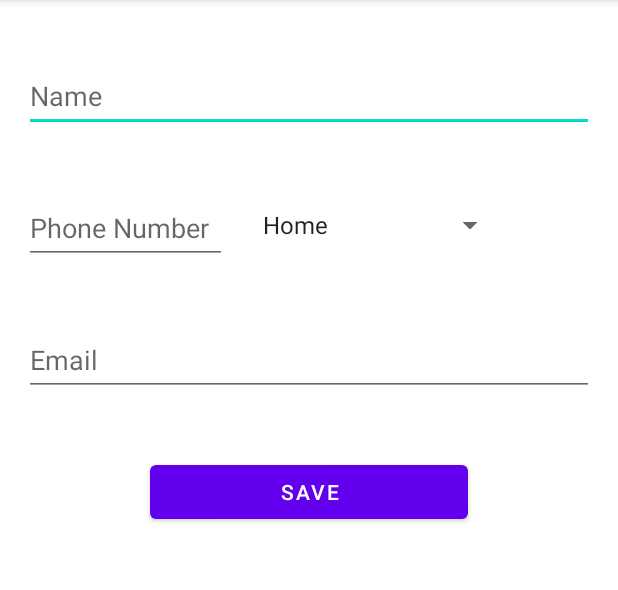
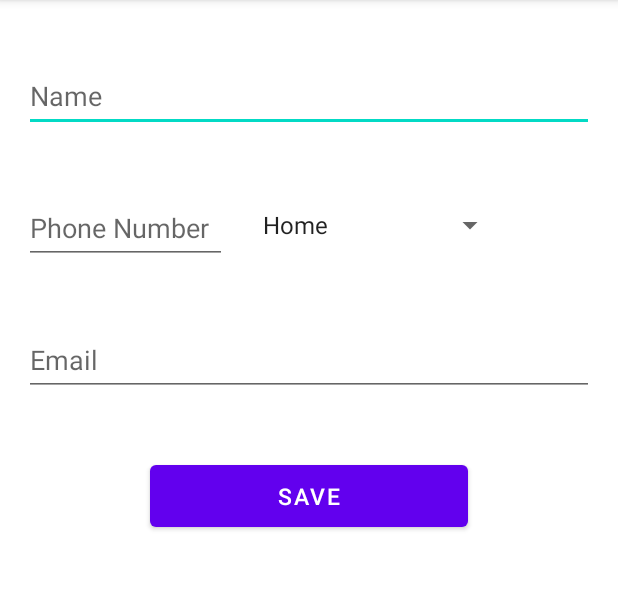
Before and after one commit to sanjimsb/ContactListApp, an Android app: the screen it shows after launch (AddContact), after a tap on an icon or button, on a phone screen of 412 x 824 dp, the part 84-674 px from its top. Run offline under Robolectric (Android 15) with nearby library versions, the phone set to English and light mode, and no system bars; libraries missing offline, so code that uses them is left out: com.github.ivbaranov.mli.

Commit message:
Added comments and moved inline style to style.xml

```diff
--- a/app/src/main/java/com/example/contactlist/AddContact.java
+++ b/app/src/main/java/com/example/contactlist/AddContact.java
@@ -85,13 +85,11 @@ public class AddContact extends AppCompatActivity  implements View.OnClickListen
 
     }
 
+    // on click listner when the save button is clicked
     public void onClick(View view) {
         String getName = String.valueOf(nameTxt.getText());
         String getEmail =  String.valueOf(email.getText());
         String getContactType =  contactTypesSpinner.getSelectedItem().toString();
-        System.out.println("$$$$$$$$$$$$$$");
-        System.out.println(getContactType);
-        System.out.println("$$$$$$$$$$$$$$");
         switch(view.getId()) {
             case R.id.button:
                 isFieldValid = formValidation();
@@ -111,6 +109,7 @@ public class AddContact extends AppCompatActivity  implements View.OnClickListen
         }
     }
 
+    // validates the form
     private boolean formValidation() {
         if(nameTxt.length() == 0) {
             nameTxt.setError("This field is required");
@@ -136,6 +135,7 @@ public class AddContact extends AppCompatActivity  implements View.OnClickListen
         return true;
     }
 
+    //creates the instance of Intent and sends to MainActivity
     private void setAdapter() {
         Intent intent = new Intent(AddContact.this, MainActivity.class);
         intent.setFlags(Intent.FLAG_ACTIVITY_CLEAR_TOP);
--- a/app/src/main/java/com/example/contactlist/MainActivity.java
+++ b/app/src/main/java/com/example/contactlist/MainActivity.java
@@ -2,6 +2,7 @@ package com.example.contactlist;
 
 import androidx.annotation.NonNull;
 import androidx.appcompat.app.AppCompatActivity;
+import androidx.core.content.ContextCompat;
 import androidx.recyclerview.widget.DefaultItemAnimator;
 import androidx.recyclerview.widget.ItemTouchHelper;
 import androidx.recyclerview.widget.LinearLayoutManager;
@@ -11,12 +12,14 @@ import android.annotation.SuppressLint;
 import android.content.Context;
 import android.content.Intent;
 import android.content.SharedPreferences;
+import android.graphics.Canvas;
 import android.os.Bundle;
 import android.view.View;
 import android.widget.ArrayAdapter;
 import android.widget.ListView;
 import android.widget.Spinner;
 import android.widget.TextView;
+import android.widget.Toast;
 
 import com.example.contactlist.Adapters.ContactListAdapter;
 import com.example.contactlist.Models.ContactListModel;
@@ -45,17 +48,21 @@ public class MainActivity extends AppCompatActivity {
         recyclerView = findViewById(R.id.list);
         contactList = new ArrayList<ContactListModel>();
         singletonInstance = Singleton.getInstance();
+
+        // checks if there is any data in the shared preference
         if(loadData() != null) {
             singletonInstance.setContactList(loadData());
         }
+
+        //if there is data on singleton class it assigns to the contactList variable
         if(singletonInstance.getContactList() != null) {
             contactList = singletonInstance.getContactList();
         }
         setContactList();
-        System.out.println("Test");
         setAdapter();
-        FloatingActionButton fab = findViewById(R.id.fab);
+        FloatingActionButton floatingBtn = findViewById(R.id.fab);
 
+        // handles the on swipe event, deletes the item from the contact list once swiped
         ItemTouchHelper itemTouchhelper = new ItemTouchHelper(new ItemTouchHelper.SimpleCallback(0, ItemTouchHelper.LEFT) {
             @Override
             public boolean onMove(@NonNull RecyclerView recyclerView, @NonNull RecyclerView.ViewHolder viewHolder, @NonNull RecyclerView.ViewHolder target) {
@@ -64,20 +71,21 @@ public class MainActivity extends AppCompatActivity {
 
             @Override
             public void onSwiped(@NonNull RecyclerView.ViewHolder viewHolder, int direction) {
-                System.out.println("###############");
-                System.out.println(viewHolder.getAdapterPosition());
-                System.out.println("###############");
                 ContactListModel contactListData = contactList.get(viewHolder.getAdapterPosition());
                 int position = viewHolder.getAdapterPosition();
                 contactList.remove(viewHolder.getAdapterPosition());
                 singletonInstance.setContactList(contactList);
                 contactListAdapter.notifyItemRemoved(position);
+                Toast toast = Toast.makeText(getApplicationContext(),"Contact Deleted", Toast.LENGTH_SHORT);
+                toast.show();
                 saveData();
             }
+
         });
         itemTouchhelper.attachToRecyclerView(recyclerView);
 
-        fab.setOnClickListener(new View.OnClickListener() {
+        // on click listener for floating button
+        floatingBtn.setOnClickListener(new View.OnClickListener() {
             @Override
             public void onClick(View v) {
                 Intent intent = new Intent(MainActivity.this, AddContact.class);
@@ -87,6 +95,7 @@ public class MainActivity extends AppCompatActivity {
 
     }
 
+    // sets Adapter for recycler view
     private void setAdapter() {
         contactListAdapter = new ContactListAdapter(singletonInstance.getContactList());
         RecyclerView.LayoutManager layoutManager = new LinearLayoutManager(getApplicationContext());
@@ -95,9 +104,9 @@ public class MainActivity extends AppCompatActivity {
         recyclerView.setAdapter(contactListAdapter);
     }
 
+    // saves list to the singleton class
     public void setContactList() {
         singletonInstance.setContactList(contactList);
-        System.out.println(contactList);
     }
 
     public ArrayList<ContactListModel> loadData() {
--- a/app/src/main/res/layout/activity_add_contact.xml
+++ b/app/src/main/res/layout/activity_add_contact.xml
@@ -7,62 +7,39 @@
     tools:context=".AddContact">
 
     <EditText
+        style="@style/editTextStyling"
         android:id="@+id/nameEditText"
-        android:layout_width="match_parent"
-        android:layout_height="wrap_content"
-        android:minHeight="48dp"
-        android:layout_marginLeft="16dp"
-        android:layout_marginTop="40dp"
-        android:layout_marginRight="16dp"
         android:hint="Name"
         android:inputType="text" />
 
 
     <EditText
+        style="@style/phoneTextStyling"
         android:id="@+id/phoneEditText"
-        android:layout_width="135dp"
-        android:layout_height="wrap_content"
         android:layout_below="@+id/nameEditText"
-        android:layout_marginLeft="16dp"
-        android:layout_marginTop="40dp"
-        android:layout_marginRight="16dp"
-        android:minHeight="48dp"
         android:hint="Phone Number"
         android:inputType="number" />
 
     <Spinner
+        style="@style/sipperField"
         android:id="@+id/contact_types"
-        android:layout_width="170dp"
-        android:layout_height="wrap_content"
         android:layout_below="@+id/nameEditText"
-        android:layout_marginTop="50dp"
-        android:layout_marginRight="16dp"
         android:layout_toRightOf="@+id/phoneEditText" />
 
 
     <EditText
+        style="@style/editTextStyling"
         android:id="@+id/emailEditText"
-        android:layout_width="match_parent"
-        android:layout_height="wrap_content"
         android:inputType="text"
         android:layout_below="@+id/phoneEditText"
         android:layout_centerInParent="true"
-        android:layout_marginLeft="16dp"
-        android:layout_marginTop="40dp"
-        android:minHeight="48dp"
-        android:layout_marginRight="16dp"
         android:hint="Email" />
 
     <Button
+        style="@style/buttonStyle"
         android:id="@+id/button"
-        android:layout_width="200dp"
         android:layout_height="wrap_content"
         android:layout_below="@+id/emailEditText"
-        android:layout_alignParentStart="true"
-        android:layout_alignParentEnd="true"
-        android:layout_marginStart="100dp"
-        android:layout_marginTop="40dp"
-        android:layout_marginEnd="100dp"
         android:text="Save" />
 
 
--- /dev/null
+++ b/app/src/main/res/values/styles.xml
@@ -0,0 +1,98 @@
+<?xml version="1.0" encoding="utf-8"?>
+<resources>
+    <style name="buttonStyle">
+        <item name="android:textSize">15sp</item>
+        <item name="android:padding">10sp</item>
+        <item name="android:layout_marginStart">100dp</item>
+        <item name="android:layout_marginTop">40dp</item>
+        <item name="android:layout_marginEnd">100dp</item>
+        <item name="android:textAlignment">center</item>
+        <item name="android:layout_width">200dp</item>
+        <item name="android:layout_height">wrap_content</item>
+        <item name="android:layout_alignParentStart">true</item>
+        <item name="android:layout_alignParentEnd">true</item>
+    </style>
+    <style name="textStyle">
+        <item name="android:textSize">15sp</item>
+        <item name="android:textAlignment">center</item>
+    </style>
+    <style name="editTextStyling">
+        <item name="android:layout_width">match_parent</item>
+        <item name="android:layout_height">wrap_content</item>
+        <item name="android:minHeight">48dp</item>
+        <item name="android:layout_marginLeft">16dp</item>
+        <item name="android:layout_marginTop">40dp</item>
+        <item name="android:layout_marginRight">16dp</item>
+    </style>
+
+    <style name="phoneTextStyling">
+        <item name="android:layout_width">135dp</item>
+        <item name="android:layout_height">wrap_content</item>
+        <item name="android:minHeight">48dp</item>
+        <item name="android:layout_marginLeft">16dp</item>
+        <item name="android:layout_marginTop">40dp</item>
+        <item name="android:layout_marginRight">16dp</item>
+    </style>
+
+    <style name="sipperField">
+        <item name="android:layout_width">170dp</item>
+        <item name="android:layout_height">wrap_content</item>
+        <item name="android:layout_marginTop">50dp</item>
+        <item name="android:layout_marginRight">16dp</item>
+    </style>
+    <style name="floatingBtn">
+        <item name="android:layout_width">wrap_content</item>
+        <item name="android:layout_height">wrap_content</item>
+        <item name="android:layout_alignParentRight">true</item>
+        <item name="android:layout_alignParentBottom">true</item>
+        <item name="android:layout_marginStart">40dp</item>
+        <item name="android:layout_marginTop">40dp</item>
+        <item name="android:layout_marginEnd">40dp</item>
+        <item name="android:layout_marginBottom">40dp</item>]
+    </style>
+
+    <style name="contactName">
+        <item name="android:layout_width">match_parent</item>
+        <item name="android:layout_height">wrap_content</item>
+        <item name="android:layout_marginLeft">100dp</item>
+        <item name="android:layout_marginTop">9dp</item>
+        <item name="android:textColor">#212121</item>
+        <item name="android:textSize">18sp</item>
+        <item name="android:textStyle">bold</item>
+    </style>
+
+    <style name="phoneNum">
+        <item name="android:layout_width">wrap_content</item>
+        <item name="android:layout_height">wrap_content</item>
+        <item name="android:layout_marginLeft">100dp</item>
+        <item name="android:layout_marginTop">2dp</item>
+        <item name="android:layout_marginRight">5dp</item>
+        <item name="android:textSize">16sp</item>
+        <item name="android:textStyle">italic</item>
+    </style>
+
+    <style name="phnType">
+        <item name="android:layout_width">wrap_content</item>
+        <item name="android:layout_height">wrap_content</item>
+        <item name="android:layout_marginLeft">10dp</item>
+        <item name="android:layout_marginTop">2.5dp</item>
+        <item name="android:textColor">#1A237E</item>
+        <item name="android:textSize">14sp</item>
+        <item name="android:textStyle">italic</item>
+    </style>
+
+    <style name="email">
+        <item name="android:layout_width">wrap_content</item>
+        <item name="android:layout_height">wrap_content</item>
+        <item name="android:layout_marginLeft">100dp</item>
+        <item name="android:layout_marginTop">2dp</item>
+        <item name="android:textColor">#2FA505</item>
+        <item name="android:textSize">16sp</item>
+        <item name="android:textStyle">italic</item>
+    </style>
+
+    <style name="firstLetter">
+        <item name="android:layout_width">64dp</item>
+        <item name="android:layout_height">64dp</item>
+    </style>
+</resources>
```
Also changed, not shown: app/src/main/res/layout/activity_contact_list.xml (+6 -32 lines), app/src/main/res/layout/activity_main.xml (+1 -8 lines).
